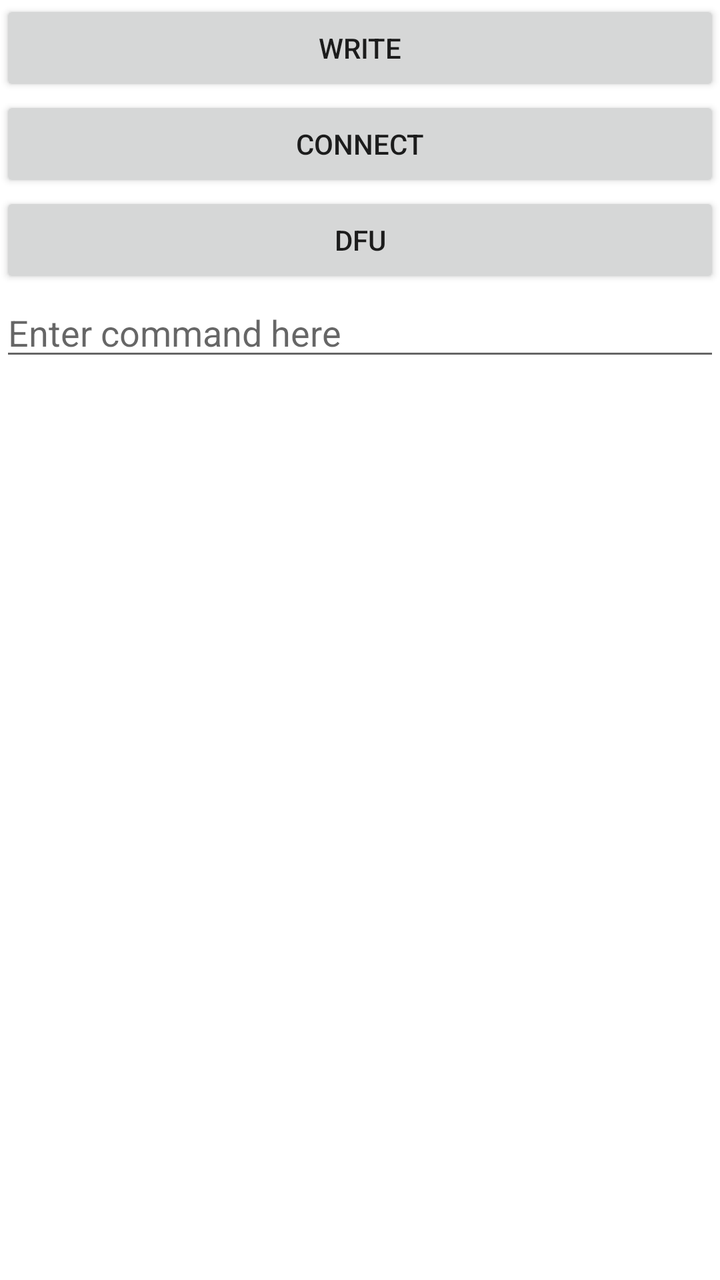
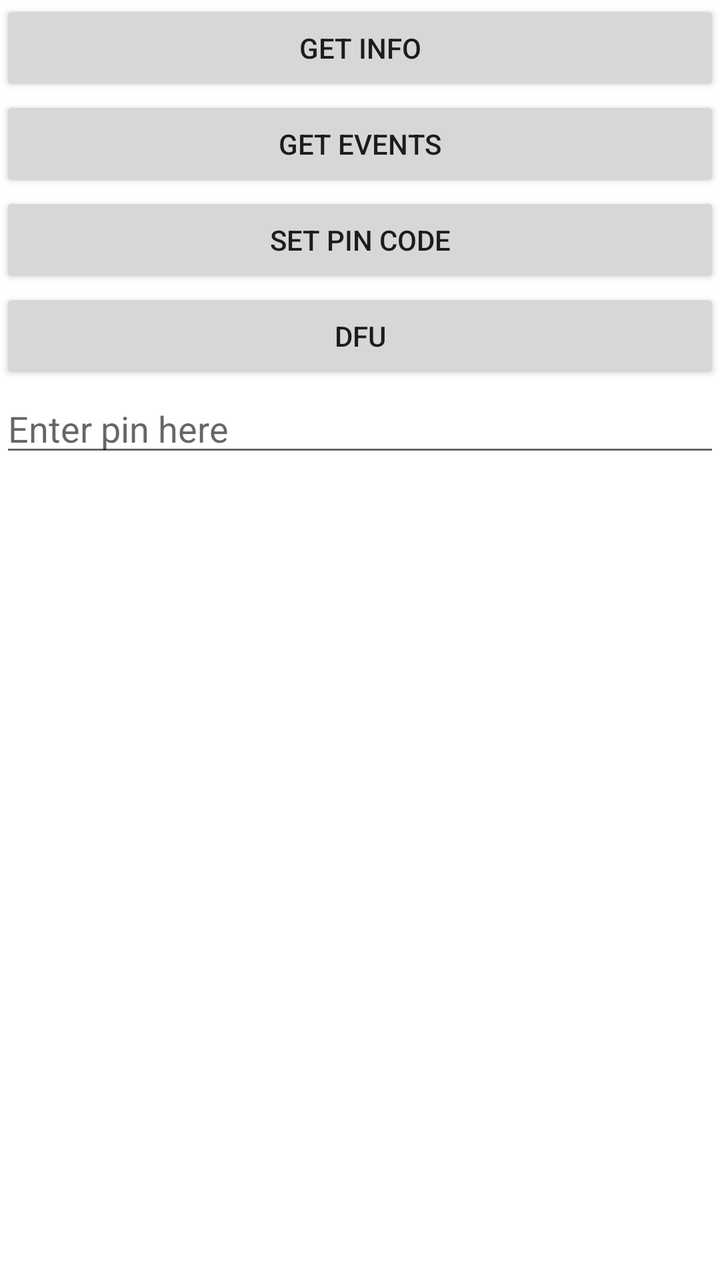

Screens rendered from an Android XML layout before and after an edit, with the pre-edit source and the edit as a unified diff.
<!-- AndroidManifest.xml: another module's application theme AppTheme -->
<!-- res/layout/fragment_bluetooth.xml -->
<?xml version="1.0" encoding="utf-8"?>
<LinearLayout xmlns:android="http://schemas.android.com/apk/res/android"
    android:layout_width="match_parent"
    android:layout_height="match_parent"
    android:keepScreenOn="true"
    android:orientation="vertical">

    <Button
        android:id="@+id/writeButtonView"
        android:layout_width="match_parent"
        android:layout_height="wrap_content"
        android:text="Write" />

    <Button
        android:id="@+id/connectButtonView"
        android:layout_width="match_parent"
        android:layout_height="wrap_content"
        android:text="Connect" />

    <Button
        android:id="@+id/dfuButtonView"
        android:layout_width="match_parent"
        android:layout_height="wrap_content"
        android:text="DFU" />

    <android.support.v7.widget.AppCompatEditText
        android:id="@+id/commandInputView"
        android:layout_width="match_parent"
        android:layout_height="wrap_content"
        android:hint="Enter command here" />

    <android.support.v7.widget.AppCompatTextView
        android:id="@+id/logView"
        android:layout_width="match_parent"
        android:layout_height="0dp"
        android:layout_weight="1"
        android:scrollbars="vertical" />

    <android.support.v7.widget.RecyclerView
        android:id="@+id/itemsView"
        android:layout_width="match_parent"
        android:layout_height="0dp"
        android:layout_weight="1" />

</LinearLayout>
<!-- resources referenced by this layout -->
<resources>
  <style name="AppTheme" parent="Theme.AppCompat.Light.NoActionBar">
          <item name="colorPrimary">@color/colorPrimary</item>
          <item name="colorPrimaryDark">@color/colorPrimaryDark</item>
          <item name="colorAccent">@color/colorAccent</item>
          <item name="android:windowBackground">@color/color_window_background</item>
          <item name="bottomSheetDialogTheme">@style/BottomSheetTransparentStyle</item>
          <item name="actionMenuTextAppearance">@style/New.Button3.White</item>
          <item name="actionMenuTextColor">@color/white</item>
      </style>
  <color name="colorPrimary">@color/white</color>
  <color name="colorPrimaryDark">#f3f2f2</color>
  <color name="colorAccent">@color/shade_g_green_a</color>
  <color name="color_window_background">@color/white</color>
  <style name="BottomSheetTransparentStyle" parent="Theme.Design.BottomSheetDialog">
          <item name="android:windowAnimationStyle">@null</item>
          <item name="android:colorBackground">@android:color/transparent</item>
          <item name="android:backgroundDimEnabled">false</item>
      </style>
  <style name="New.Button3.White">
          <item name="android:textColor">@color/white</item>
      </style>
  <color name="white">#ffffff</color>
  <color name="shade_g_green_a">#3ec9a8</color>
</resources>

<!-- the commit's change to res/layout/fragment_bluetooth.xml (unified diff, before → after) -->
@@ -6,16 +6,22 @@
     android:orientation="vertical">
 
     <Button
-        android:id="@+id/writeButtonView"
+        android:id="@+id/getInfoButtonView"
         android:layout_width="match_parent"
         android:layout_height="wrap_content"
-        android:text="Write" />
+        android:text="Get Info" />
 
     <Button
-        android:id="@+id/connectButtonView"
+        android:id="@+id/getEventsButtonView"
         android:layout_width="match_parent"
         android:layout_height="wrap_content"
-        android:text="Connect" />
+        android:text="Get events" />
+
+    <Button
+        android:id="@+id/setPinButtonView"
+        android:layout_width="match_parent"
+        android:layout_height="wrap_content"
+        android:text="Set pin code" />
 
     <Button
         android:id="@+id/dfuButtonView"
@@ -27,7 +33,7 @@
         android:id="@+id/commandInputView"
         android:layout_width="match_parent"
         android:layout_height="wrap_content"
-        android:hint="Enter command here" />
+        android:hint="Enter pin here" />
 
     <android.support.v7.widget.AppCompatTextView
         android:id="@+id/logView"
